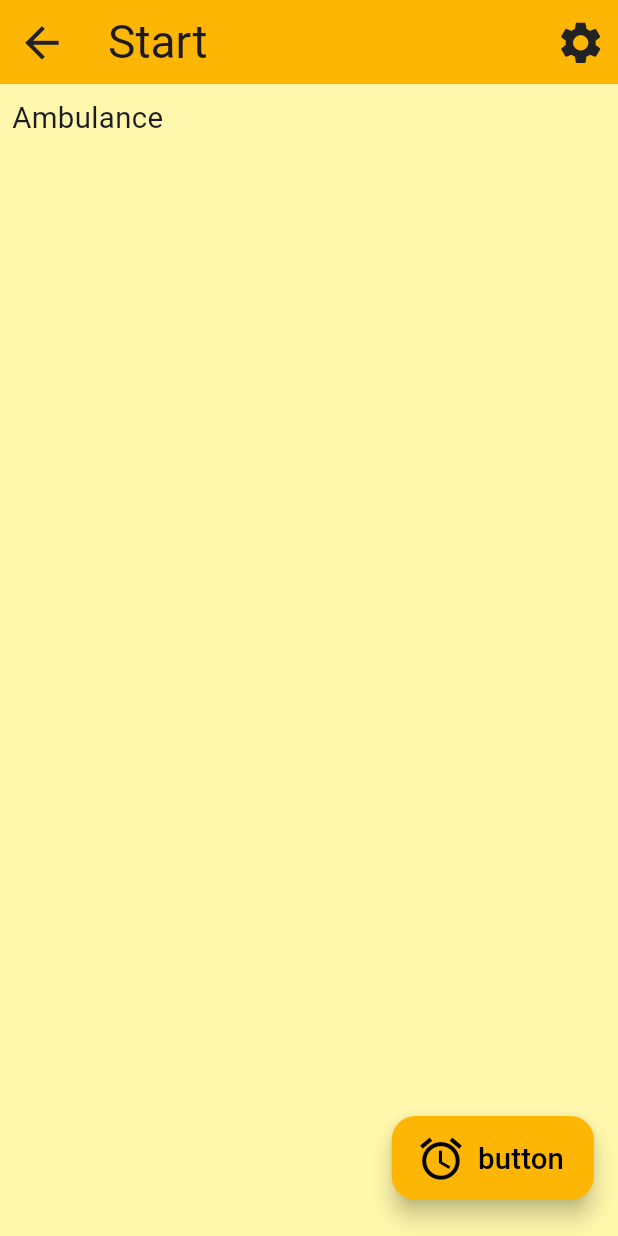
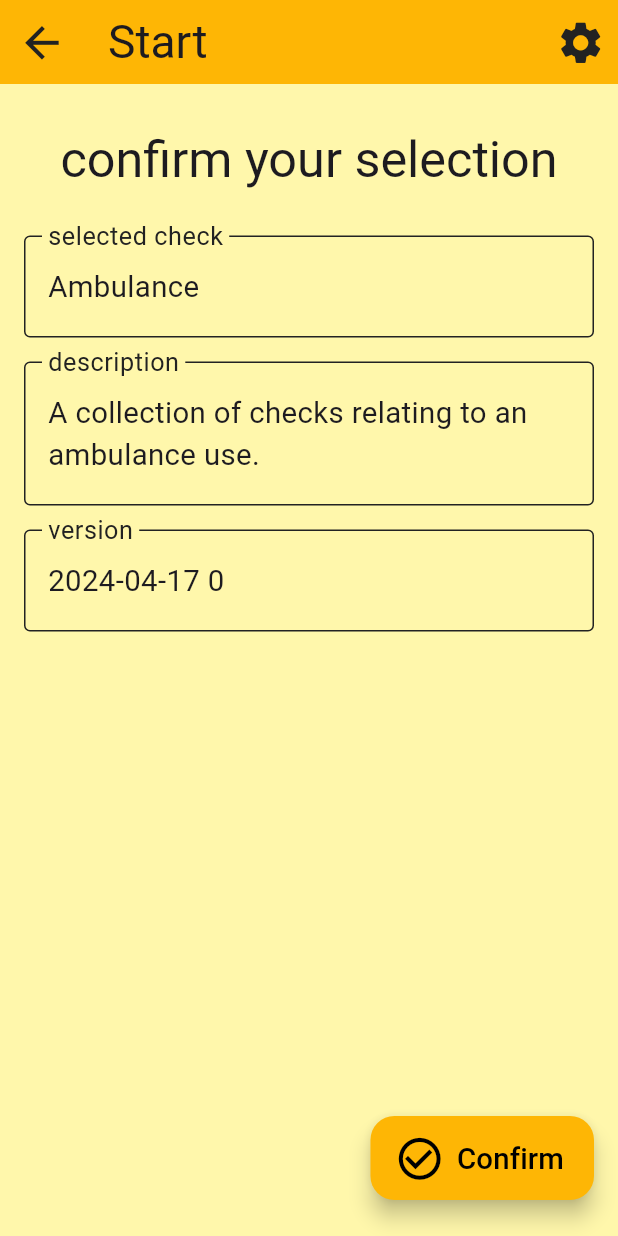
Before and after one commit to michalporeba/ticks, a Flutter app: the SelectBlueprintPage screen opened by its route, after a tap on "Ambulance", on a phone screen of 412 x 824 dp. Run offline on Flutter 3.47's test engine with Material 3 defaults, Android fonts, the phone set to English and light mode, and no system bars; our stand-ins replace bloc, equatable, flutter_bloc, google_fonts, rxdart; Roboto replaces fonts that are missing (Heebo).

Commit message:
confirmation of the blueprint selection

```diff
--- a/lib/apis/demo/data/blueprints.json
+++ b/lib/apis/demo/data/blueprints.json
@@ -3,18 +3,21 @@
     "org": "13c744cd-1eb2-4c45-ac4a-c673757d6ba4",
     "id": "3ebe7c02-fee1-4fdf-b375-93952f5bb6c7",
     "title": "Ambulance",
+    "description": "A collection of checks relating to an ambulance use.",
     "version": "2024-04-17 0"
   },
   {
     "org": "13c744cd-1eb2-4c45-ac4a-c673757d6ba4",
     "id": "70c24efa-dcad-4daf-929f-ad0d07605da7",
     "title": "Radio",
+    "description": "A collection of checks relating to use of hand-held radio.",
     "version": "2024-04-17 0"
   },
   {
     "org": "13c744cd-1eb2-4c45-ac4a-c673757d6ba4",
     "id": "9ffb44dc-c0b6-4cd4-a4fd-b5da1a4cab12",
     "title": "Responder Bag",
+    "description": "Check of a combined first reponder bag.",
     "version": "2024-04-17 0"
   }
 ]
--- a/lib/app/app_theme.dart
+++ b/lib/app/app_theme.dart
@@ -24,7 +24,6 @@ class AppTheme {
           onPrimary: Color(0xff000000),
           secondary: Color(0xff03a475),
           onSecondary: Color(0xffffffff),
-
       ),
       iconTheme: base.iconTheme.copyWith(
         size: defaultIconSize * scaleFactor,
--- a/lib/features/bootstrap_checklist/bootstrap_checklist_bloc.dart
+++ b/lib/features/bootstrap_checklist/bootstrap_checklist_bloc.dart
@@ -20,7 +20,6 @@ extends Bloc<BootstrapChecklistEvent, BootstrapChecklistState> {
     SelectedBlueprint event,
     Emitter<BootstrapChecklistState> emit,
   ) async {
-    print('On Blueprint Selected ${event.blueprint.title}');
     emit(BootstrapChecklistState(
       checklist: Checklist.from(blueprint: event.blueprint),
       stage: BootstrapChecklistStage.blueprint,
--- a/lib/features/bootstrap_checklist/bootstrap_checklist_view.dart
+++ b/lib/features/bootstrap_checklist/bootstrap_checklist_view.dart
@@ -1,8 +1,7 @@
 import 'package:flutter/material.dart';
 import 'package:flutter_bloc/flutter_bloc.dart';
 import 'package:ticks/features/bootstrap_checklist/bootstrap_checklist.dart';
-import 'package:ticks/widgets/floating_actions.dart';
-import 'package:ticks/widgets/ticks_app_bar.dart';
+import 'package:ticks/features/bootstrap_checklist/widgets/blueprint_confirmation.dart';
 
 typedef StagePageBuilder = Widget Function(
   BuildContext,
@@ -21,46 +20,15 @@ class BootstrapChecklistPage extends StatelessWidget {
     );
   }
 
+  // TODO(michal): can this be inlined?
   Widget _buildViewForStage(
     BuildContext context,
     BootstrapChecklistState state,
   ) {
     final stagePageBuilders = <BootstrapChecklistStage, StagePageBuilder>{
-      BootstrapChecklistStage.blueprint: _buildViewForBlueprintConfirmation,
+      BootstrapChecklistStage.blueprint: blueprintConfirmationView,
     };
 
     return stagePageBuilders[state.stage]!.call(context, state);
   }
-
-  Widget _buildViewForBlueprintConfirmation(
-    BuildContext context,
-    BootstrapChecklistState state,
-  ) {
-    return Scaffold(
-      appBar: _createPageAppBar(context, state),
-      body: SingleChildScrollView(
-        padding: const EdgeInsets.all(8),
-        child: Text(state.checklist!.title),
-      ),
-      floatingActionButton: FloatingActionButtons(
-        actions: [
-          FloatingActionData(
-            icon: Icons.access_alarm,
-            label: 'button',
-            onPressed: () {},
-          ),
-        ],
-      ),
-    );
-  }
-
-  AppBar _createPageAppBar(
-    BuildContext context,
-    BootstrapChecklistState state,
-  ) {
-    return createAppBar(
-      context: context,
-      title: 'Start',
-    );
-  }
 }
--- /dev/null
+++ b/lib/features/bootstrap_checklist/widgets/app_bar.dart
@@ -0,0 +1,14 @@
+
+import 'package:flutter/material.dart';
+import 'package:ticks/features/bootstrap_checklist/bootstrap_checklist_bloc.dart';
+import 'package:ticks/widgets/ticks_app_bar.dart';
+
+AppBar createPageAppBar(
+    BuildContext context,
+    BootstrapChecklistState state,
+  ) {
+    return createAppBar(
+      context: context,
+      title: 'Start',
+    );
+  }
--- /dev/null
+++ b/lib/features/bootstrap_checklist/widgets/blueprint_confirmation.dart
@@ -0,0 +1,93 @@
+import 'package:flutter/material.dart';
+import 'package:ticks/features/bootstrap_checklist/bootstrap_checklist_bloc.dart';
+import 'package:ticks/features/bootstrap_checklist/widgets/app_bar.dart';
+import 'package:ticks/widgets/floating_actions.dart';
+
+Widget blueprintConfirmationView(
+  BuildContext context,
+  BootstrapChecklistState state,
+) {
+  return Scaffold(
+    appBar: createPageAppBar(context, state),
+    body: SingleChildScrollView(
+      padding: const EdgeInsets.all(8),
+      child: Column(
+        children: [
+          Padding(
+            padding: const EdgeInsets.symmetric(vertical: 20),
+            child: Text(
+              'confirm your selection',
+              style: Theme.of(context).textTheme.headlineSmall,
+            ),
+          ),
+          ValueDisplay(
+            label: 'selected check',
+            value: state.checklist!.blueprint.title,
+          ),
+          ValueDisplay(
+            label: 'description',
+            value: state.checklist!.blueprint.description,
+          ),
+          ValueDisplay(
+            label: 'version',
+            value: state.checklist!.blueprint.version,
+          ),
+        ],
+      ),
+    ),
+    floatingActionButton: FloatingActionButtons(
+      actions: [
+        FloatingActionData(
+          icon: Icons.check_circle_outline,
+          label: 'Confirm',
+          onPressed: () {},
+        ),
+      ],
+    ),
+  );
+}
+
+class ValueDisplay extends StatelessWidget {
+  const ValueDisplay({
+    required this.label,
+    required this.value,
+    super.key,
+  });
+
+  final String label;
+  final String value;
+
+  @override
+  Widget build(BuildContext context) {
+    return Padding(
+      padding: const EdgeInsets.all(8),
+      child: Column(
+        crossAxisAlignment: CrossAxisAlignment.start,
+        children: [
+          InputDecorator(
+            decoration: InputDecoration(
+              labelText: label,
+              border: const OutlineInputBorder(),
+              contentPadding: const EdgeInsets.symmetric(
+                horizontal: 12,
+                vertical: 20,
+              ),
+            ),
+            child: Text(
+              value,
+              style: Theme.of(context).textTheme.bodyMedium,
+              ),
+            ),
+          // SizedBox(height: 8),
+          // Text(
+          //   'here goes the additional text',
+          //   style: TextStyle(
+          //     color: Colors.grey[600],
+          //     fontSize: 14,
+          //   ),
+          // ),
+        ],
+      ),
+    );
+  }
+}
--- a/lib/features/home/home_view.dart
+++ b/lib/features/home/home_view.dart
@@ -22,7 +22,7 @@ class HomePage extends StatelessWidget {
             actions: [
               FloatingActionData(
                 icon: Icons.checklist,
-                label: 'Start a checklist',
+                label: 'Find a checklist',
                 onPressed: () {
                   BlocProvider
                     .of<SelectBlueprintBloc>(context)
--- a/lib/features/select_blueprint/select_blueprint_view.dart
+++ b/lib/features/select_blueprint/select_blueprint_view.dart
@@ -26,10 +26,7 @@ class SelectBlueprintPage extends StatelessWidget {
                 .add(SearchedBlueprints(query));
             },
           ),
-          body: Column(
-            children: [
-              SingleChildScrollView(
-                padding: const EdgeInsets.all(8),
+          body: SingleChildScrollView(
             child: Column(
               children: state.blueprints.map(
                       (blueprint) => BlueprintWidget(
@@ -46,8 +43,6 @@ class SelectBlueprintPage extends StatelessWidget {
                       ),
               ).toList(),
             ),
-              ),
-            ],
           ),
           floatingActionButton: FloatingActionButtons(
             actions: [
```
Lines whose indentation alone changed are shown as unchanged.
